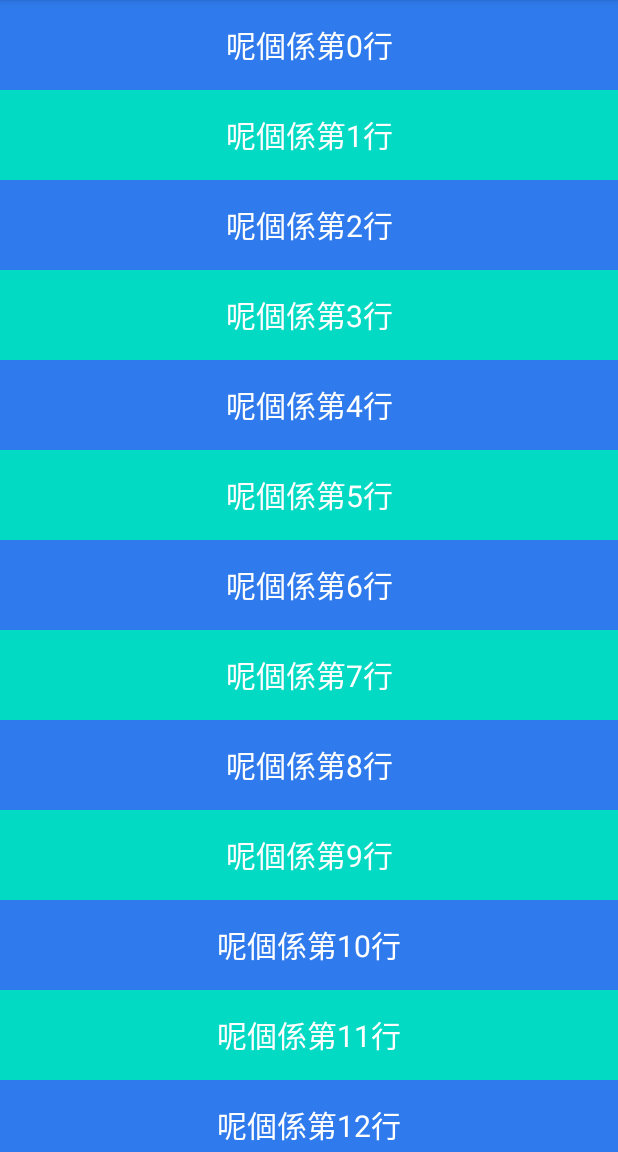
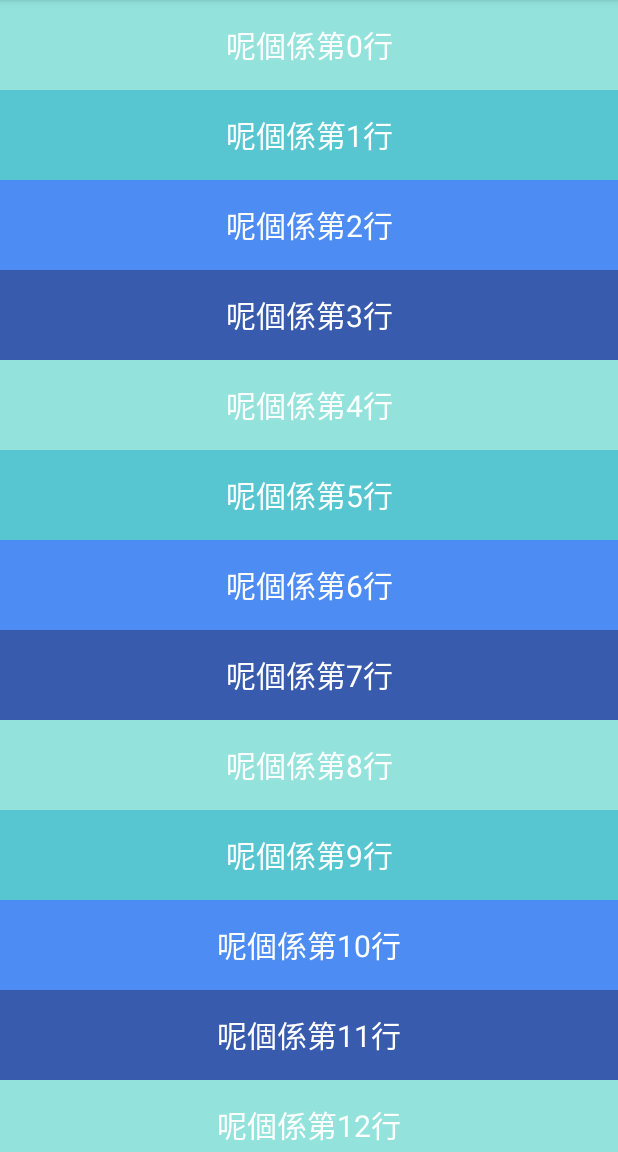
Before and after one commit to bentondecusin/ByteDancePracticum, an Android app: the SearchNumberActivity screen opened directly, with no data from a screen before it, on a phone screen of 412 x 824 dp, the part 84-1236 px from its top. Run offline under Robolectric (Android 15) with nearby library versions, the phone set to English and light mode, and no system bars.

Commit message:
Add more color

```diff
--- a/P1/app/src/main/java/com/example/p1searchscroll/SearchAdapter.java
+++ b/P1/app/src/main/java/com/example/p1searchscroll/SearchAdapter.java
@@ -25,8 +25,10 @@ public class SearchAdapter extends RecyclerView.Adapter<TextViewHolder> {
     @Override
     public void onBindViewHolder(@NonNull TextViewHolder holder, int position) {
         holder.bind(mItems.get(position), position);
-        if (position % 2 == 0) holder.getParent().setBackgroundColor(Color.parseColor("#2F7BED"));
-        else holder.getParent().setBackgroundColor(Color.parseColor("#03dac4"));
+        if (position % 4 == 0) holder.getParent().setBackgroundColor(Color.parseColor("#93e3dc"));
+        else if (position % 4 == 1) holder.getParent().setBackgroundColor(Color.parseColor("#57c6d0"));
+        else if (position % 4 == 2) holder.getParent().setBackgroundColor(Color.parseColor("#4c8cf3"));
+        else holder.getParent().setBackgroundColor(Color.parseColor("#385bad"));
 
     }
 
--- a/P1/app/src/main/res/layout/activity_number_info.xml
+++ b/P1/app/src/main/res/layout/activity_number_info.xml
@@ -9,9 +9,9 @@
     <TextView
         android:id="@+id/messageView"
         android:layout_width="match_parent"
-        android:layout_height="wrap_content"
+        android:layout_height="match_parent"
         android:layout_margin="5dp"
-        android:gravity="center"
+        android:gravity="center|center_horizontal|center_vertical"
         android:text="TextView"
         android:textSize="20sp"
         tools:layout_editor_absoluteX="5dp" />
--- a/P1/app/src/main/res/layout/layout_text.xml
+++ b/P1/app/src/main/res/layout/layout_text.xml
@@ -5,7 +5,8 @@
     android:id="@+id/text_wrapper"
 
     android:layout_width="match_parent"
-    android:layout_height="60dp">
+    android:layout_height="60dp"
+    android:fadingEdge="horizontal|vertical">
 
     <TextView
         android:id="@+id/text"
```
